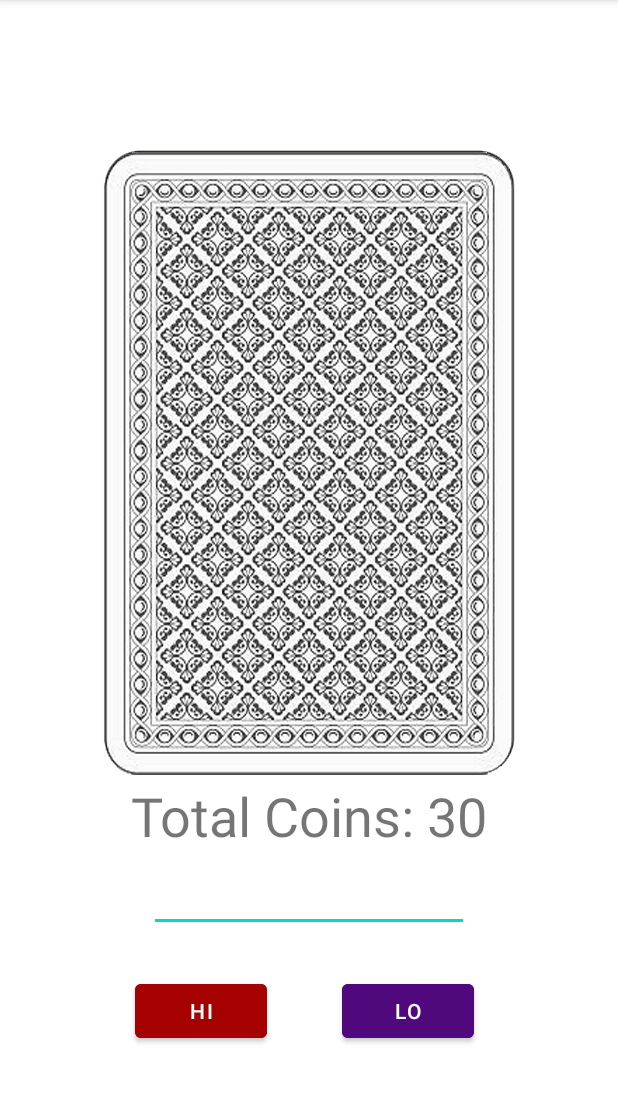
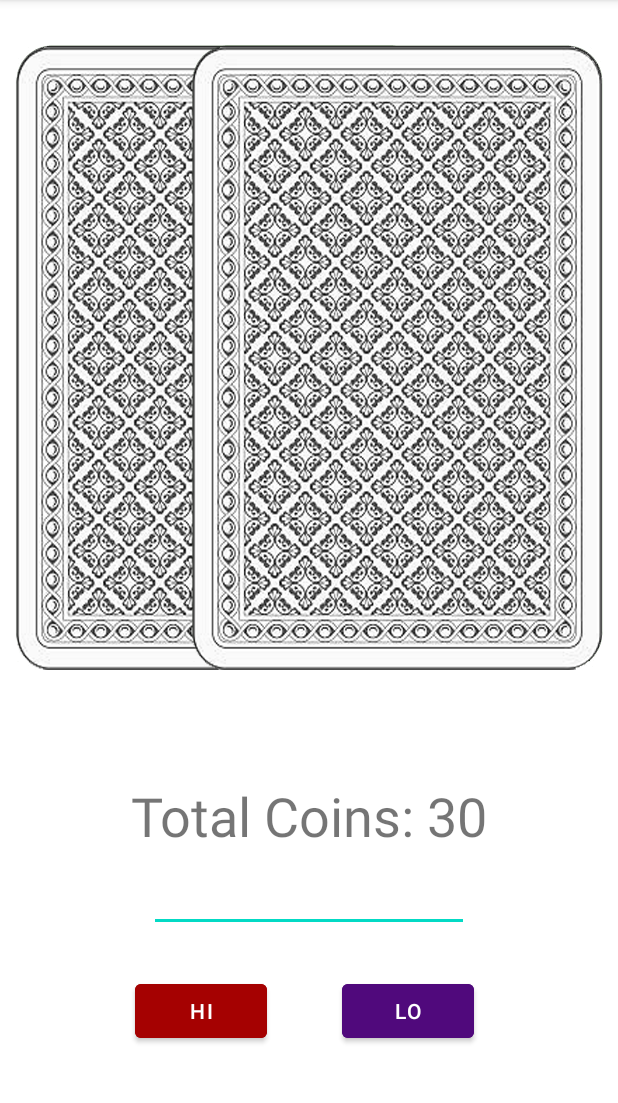
Before and after one commit to Viktorjb/AndroidCardGame, an Android app: the SecondActivity screen opened directly, with no data from a screen before it, on a phone screen of 412 x 824 dp, the part 84-1187 px from its top. Run offline under Robolectric (Android 15) with nearby library versions, the phone set to English and light mode, and no system bars.

Commit message:
buttons change

```diff
--- a/app/src/main/java/com/example/androidcardgame/SecondActivity.kt
+++ b/app/src/main/java/com/example/androidcardgame/SecondActivity.kt
@@ -15,6 +15,7 @@ class SecondActivity : AppCompatActivity() {
     val drawables = Drawables() // Hash map of drawables
 
     lateinit var card1 : ImageView
+    lateinit var card2 : ImageView
 
     var coins : Int = 30
 
@@ -24,6 +25,7 @@ class SecondActivity : AppCompatActivity() {
         setContentView(R.layout.activity_second)
 
         card1 = findViewById(R.id.card1imageView)
+        card2 = findViewById(R.id.card2imageView)
 
         coinText = findViewById(R.id.coinsTextView)
 
@@ -38,6 +40,10 @@ class SecondActivity : AppCompatActivity() {
 
         hibutton.setOnClickListener{
             card1.setImageResource(R.drawable.hearts_1)
+        }
+
+        lobutton.setOnClickListener{
+            card2.setImageResource(drawables.hearts[1]!!)
         }
 
 
--- a/app/src/main/res/layout/activity_second.xml
+++ b/app/src/main/res/layout/activity_second.xml
@@ -54,9 +54,19 @@
         android:id="@+id/card1imageView"
         android:layout_width="wrap_content"
         android:layout_height="wrap_content"
-        android:layout_marginTop="100dp"
-        app:layout_constraintEnd_toEndOf="parent"
+        android:layout_marginStart="10dp"
+        android:layout_marginTop="30dp"
         app:layout_constraintStart_toStartOf="parent"
         app:layout_constraintTop_toTopOf="parent"
         app:srcCompat="@drawable/back" />
+
+    <ImageView
+        android:id="@+id/card2imageView"
+        android:layout_width="wrap_content"
+        android:layout_height="wrap_content"
+        android:layout_marginTop="30dp"
+        android:layout_marginEnd="10dp"
+        app:layout_constraintEnd_toEndOf="parent"
+        app:layout_constraintTop_toTopOf="parent"
+        app:srcCompat="@drawable/back" />
 </androidx.constraintlayout.widget.ConstraintLayout>
```
